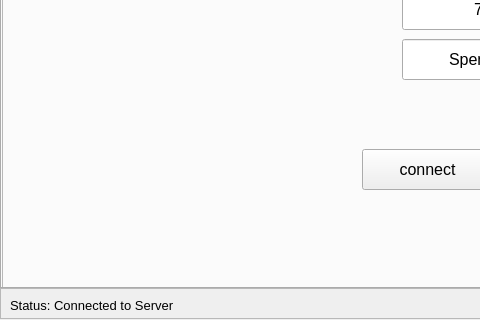
First picture: the form in Client/client.ui, repository MartinMinkov/Comm-Audio, before the edit; both pictures show x 0 to 480 and y 222 to 542 of the 968 by 542 pixel window.
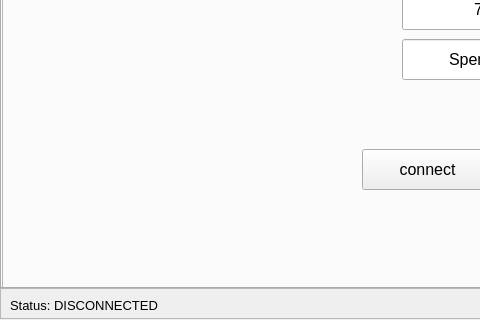
Second picture: the form after the edit. The open tabs and pages were chosen to show the change. Icons and pictures are not drawn.

Commit message: Status bar text now displays whether the client is connected to the server or not.

The edit to the form file:
```diff
--- a/Client/client.ui
+++ b/Client/client.ui
@@ -1586,7 +1586,7 @@
      </font>
     </property>
     <property name="text">
-     <string>Status: Connected to Server</string>
+     <string>Status: DISCONNECTED</string>
     </property>
    </widget>
   </widget>
```
Left out of the diff: 2 changed lines with no effect on the pictures. The commit also changes 4 other files.
